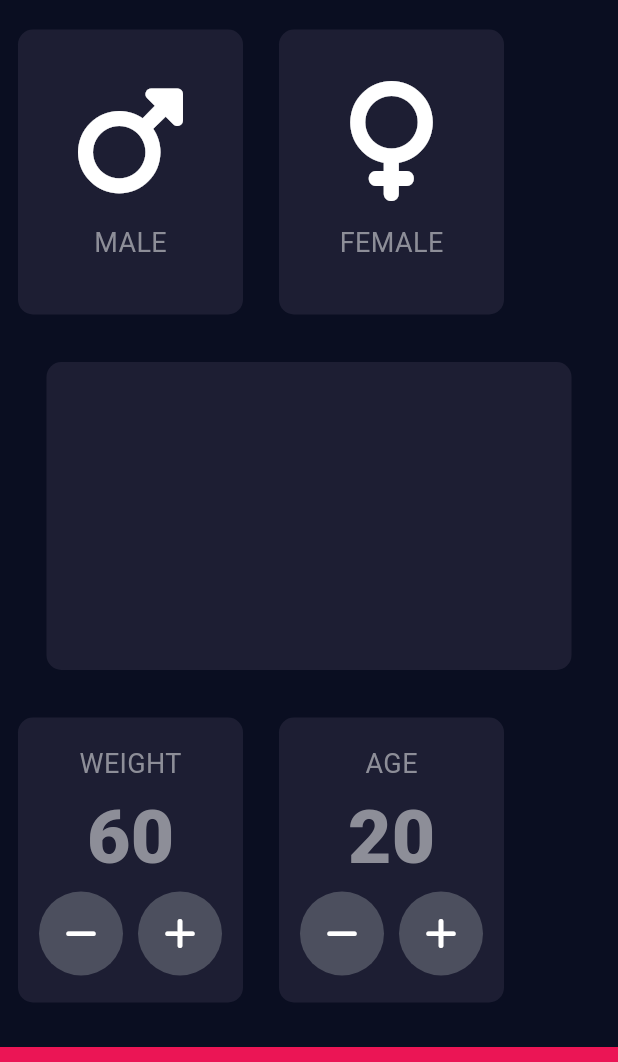
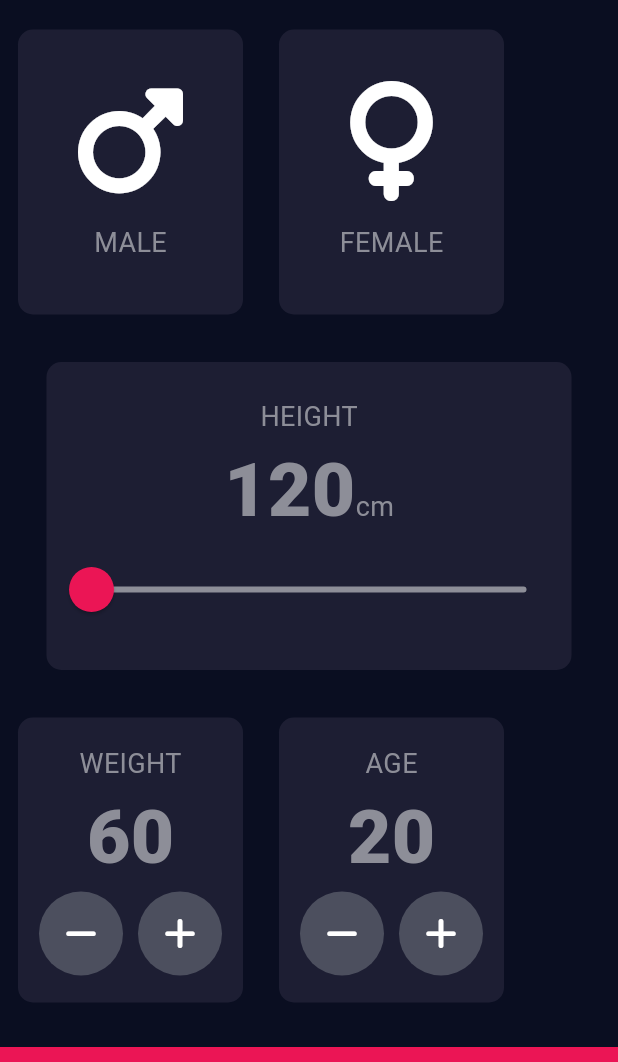
Before and after one commit to jahanzaibmushtaq/BMI_Calculator, a Flutter app: the screen it shows after launch, on a phone screen of 412 x 824 dp, the part 84-1146 px from its top. Run offline on Flutter 3.47's test engine with Material 3 defaults, Android fonts, the phone set to English and light mode, and no system bars; our stand-ins replace font_awesome_flutter.

Commit message:
second commit

```diff
--- a/lib/bmi_app/input_page.dart
+++ b/lib/bmi_app/input_page.dart
@@ -7,6 +7,8 @@ import 'package:font_awesome_flutter/font_awesome_flutter.dart';
 const containerColor = Color(0xFF1D1E33);
 const tappedContainerColor = Color(0xFF111328);
 
+enum Gender { female, male }
+
 class InputPage extends StatefulWidget {
   const InputPage({super.key});
 
@@ -15,7 +17,8 @@ class InputPage extends StatefulWidget {
 }
 
 class _InputPageState extends State<InputPage> {
-  Color maleContainerColor = containerColor;
+  //function is replaced with this single line of code -> selectedGender == Gender.female.toString() ? tappedContainerColor : containerColor,
+  /*Color maleContainerColor = containerColor;
   Color femaleContainerColor = containerColor;
 
   void updateColor(int gender) {
@@ -34,9 +37,11 @@ class _InputPageState extends State<InputPage> {
         femaleContainerColor = containerColor;
       }
     }
-  }
+  }*/
+  String? selectedGender;
   int weight = 60;
   int age = 20;
+  int height = 120;
   @override
   Widget build(BuildContext context) {
     return Scaffold(
@@ -52,11 +57,13 @@ class _InputPageState extends State<InputPage> {
                 GestureDetector(
                   onTap: () {
                     setState(() {
-                      updateColor(1);
+                      selectedGender = Gender.male.toString();
                     });
                   },
                   child: ReuseAbleContainer(
-                    color: maleContainerColor,
+                    color: selectedGender == Gender.male.toString()
+                        ? tappedContainerColor
+                        : containerColor,
                     child: const IconWidget(
                       title: "MALE",
                       icon: FontAwesomeIcons.mars,
@@ -66,11 +73,13 @@ class _InputPageState extends State<InputPage> {
                 GestureDetector(
                   onTap: () {
                     setState(() {
-                      updateColor(0);
+                      selectedGender = Gender.female.toString();
                     });
                   },
                   child: ReuseAbleContainer(
-                    color: femaleContainerColor,
+                    color: selectedGender == Gender.female.toString()
+                        ? tappedContainerColor
+                        : containerColor,
                     child: const IconWidget(
                       title: "FEMALE",
                       icon: FontAwesomeIcons.venus,
@@ -89,6 +98,51 @@ class _InputPageState extends State<InputPage> {
                 color: containerColor,
                 borderRadius: BorderRadius.circular(10.0),
               ),
+              child: Column(
+                mainAxisAlignment: MainAxisAlignment.center,
+                children: [
+                  const Text(
+                    "HEIGHT",
+                    style: labelTextStyle,
+                  ),
+                  Row(
+                    mainAxisAlignment: MainAxisAlignment.center,
+                    crossAxisAlignment: CrossAxisAlignment.baseline,
+                    textBaseline: TextBaseline.alphabetic,
+                    children: [
+                      Text(
+                        height.toString(),
+                        style: numberTextStyle,
+                      ),
+                      const Text(
+                        "cm",
+                        style: labelTextStyle,
+                      )
+                    ],
+                  ),
+                  SliderTheme(
+                    data: SliderTheme.of(context).copyWith(
+                      activeTrackColor: const Color(0xFFEB1555),
+                      inactiveTrackColor: const Color(0xFF8D8E98),
+                      thumbColor: const Color(0xFFEB1555),
+                      overlayColor: const Color(0xFFEB1555),
+                      thumbShape: const RoundSliderThumbShape(
+                        enabledThumbRadius: 15.0,
+                      ),
+                      overlayShape: const RoundSliderOverlayShape(overlayRadius: 30.0),
+                    ),
+                    child: Slider(
+                        value: height.toDouble(),
+                        min: 120,
+                        max: 220,
+                        onChanged: (double newValue) {
+                          setState(() {
+                            height = newValue.round();
+                          });
+                        }),
+                  )
+                ],
+              ),
             ),
           ),
           Expanded(
@@ -99,8 +153,14 @@ class _InputPageState extends State<InputPage> {
                   child: Column(
                     mainAxisAlignment: MainAxisAlignment.center,
                     children: [
-                      const Text("WEIGHT", style: labelTextStyle,),
-                      Text(weight.toString(), style: numberTextStyle,),
+                      const Text(
+                        "WEIGHT",
+                        style: labelTextStyle,
+                      ),
+                      Text(
+                        weight.toString(),
+                        style: numberTextStyle,
+                      ),
                       Row(
                         mainAxisAlignment: MainAxisAlignment.center,
                         children: [
@@ -134,8 +194,14 @@ class _InputPageState extends State<InputPage> {
                   child: Column(
                     mainAxisAlignment: MainAxisAlignment.center,
                     children: [
-                      const Text("AGE", style: labelTextStyle,),
-                      Text(age.toString(), style: numberTextStyle,),
+                      const Text(
+                        "AGE",
+                        style: labelTextStyle,
+                      ),
+                      Text(
+                        age.toString(),
+                        style: numberTextStyle,
+                      ),
                       Row(
                         mainAxisAlignment: MainAxisAlignment.center,
                         children: [
```
